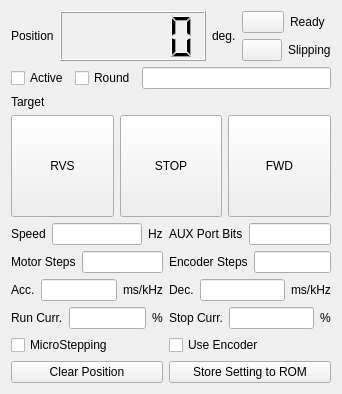
northriv/KAME, file modules/motor/core/motorform.ui: the form before one commit.
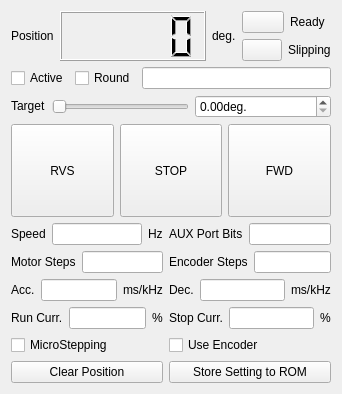
The form after the commit. Custom widgets are drawn as their Qt base class.

What changed in the file:
```diff
--- a/modules/motor/core/motorform.ui
+++ b/modules/motor/core/motorform.ui
@@ -173,7 +173,14 @@
          </widget>
         </item>
         <item>
-         <widget class="KDoubleNumInput" name="m_dblTarget" native="true">
+          <widget class="QSlider" name="m_slTrigPos">
+           <property name="orientation">
+            <enum>Qt::Horizontal</enum>
+           </property>
+          </widget>
+         </item>
+        <item>
+         <widget class="QDoubleSpinBox" name="m_dblTarget" native="true">
           <property name="sizePolicy">
            <sizepolicy hsizetype="MinimumExpanding" vsizetype="Fixed">
             <horstretch>0</horstretch>
@@ -565,11 +572,6 @@
  <layoutdefault spacing="6" margin="11"/>
  <pixmapfunction>qPixmapFromMimeSource</pixmapfunction>
  <customwidgets>
-  <customwidget>
-   <class>KDoubleNumInput</class>
-   <extends>QWidget</extends>
-   <header>knuminput.h</header>
-  </customwidget>
   </customwidgets>
  <tabstops>
   <tabstop>m_ckbActive</tabstop>
```
